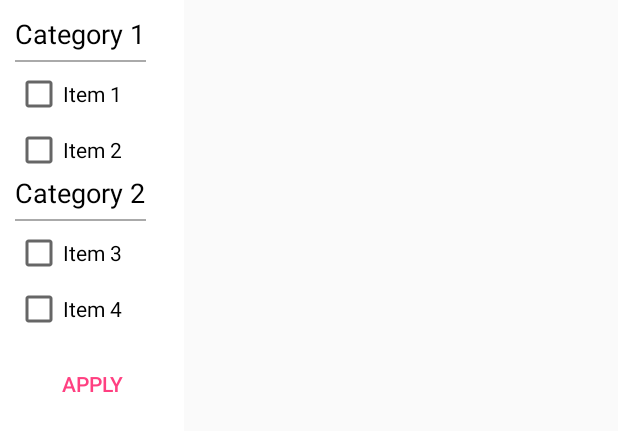
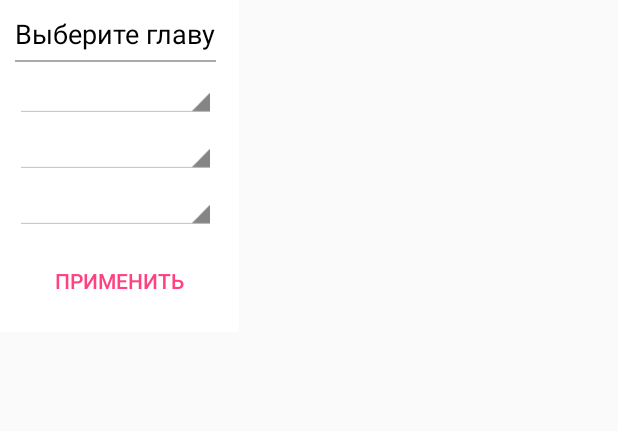
Before and after one commit to doktorov/Ekzeget, an Android app: the layout layout_custom_menu.xml on its own in the app's theme, with its tools: preview values and no code run, on a phone screen of 412 x 824 dp. Shown: the top 431 px of the screen. Run offline under Robolectric (Android 15) with nearby library versions, the phone set to English and light mode, and no system bars.

Commit message:
FABRevealMenu

```diff
--- a/app/src/main/AndroidManifest.xml
+++ b/app/src/main/AndroidManifest.xml
@@ -31,11 +31,6 @@
             android:name=".InterpretingActivity"
             android:label="@string/title_activity_interpreting"
             android:theme="@style/AppTheme.NoActionBar" />
-
-        <activity
-            android:name=".ScrollingActivity"
-            android:label="@string/title_activity_interpreting"
-            android:theme="@style/AppTheme.NoActionBar" />
     </application>
 
 </manifest>
--- a/app/src/main/java/ekzeget/ru/ekzeget/HomeActivity.java
+++ b/app/src/main/java/ekzeget/ru/ekzeget/HomeActivity.java
@@ -85,7 +85,7 @@ public class HomeActivity extends AppCompatActivity
         } else if (id == R.id.synopsis) {
 
         } else if (id == R.id.exegetes) {
-            Intent intent = new Intent(HomeActivity.this, ScrollingActivity.class);
+            Intent intent = new Intent(HomeActivity.this, InterpretingActivity.class);
             startActivity(intent);
         } else if (id == R.id.links_generator) {
 
--- a/app/src/main/res/layout/layout_custom_menu.xml
+++ b/app/src/main/res/layout/layout_custom_menu.xml
@@ -16,14 +16,13 @@
         <LinearLayout
             android:layout_width="wrap_content"
             android:layout_height="wrap_content"
-            android:layout_marginRight="10dp"
             android:layout_weight="1"
             android:orientation="vertical">
 
             <TextView
                 android:layout_width="wrap_content"
                 android:layout_height="wrap_content"
-                android:text="Category 1"
+                android:text="Выберите главу"
                 android:textAppearance="?android:textAppearanceMedium"
                 android:textColor="@color/colorBlack" />
 
@@ -33,56 +32,32 @@
                 android:layout_marginTop="5dp"
                 android:background="@android:color/darker_gray" />
 
-            <CheckBox
-                android:id="@+id/cb1"
+            <Spinner
+                android:id="@+id/books"
+                style="@android:style/Widget.Holo.Light.Spinner"
+                android:layout_marginTop="5dp"
                 android:layout_width="match_parent"
                 android:layout_height="wrap_content"
+                android:spinnerMode="dialog" />
+
+            <Spinner
+                android:id="@+id/chapters"
+                style="@android:style/Widget.Holo.Light.Spinner"
                 android:layout_marginTop="5dp"
-                android:text="Item 1" />
-
-            <CheckBox
-                android:id="@+id/cb2"
                 android:layout_width="match_parent"
                 android:layout_height="wrap_content"
+                android:spinnerMode="dialog" />
+
+            <Spinner
+                android:id="@+id/interpreting"
+                style="@android:style/Widget.Holo.Light.Spinner"
                 android:layout_marginTop="5dp"
-                android:text="Item 2" />
-        </LinearLayout>
-
-        <LinearLayout
-            android:layout_width="wrap_content"
-            android:layout_height="wrap_content"
-            android:layout_weight="1"
-            android:orientation="vertical">
-
-            <TextView
-                android:layout_width="wrap_content"
-                android:layout_height="wrap_content"
-                android:text="Category 2"
-                android:textAppearance="?android:textAppearanceMedium"
-                android:textColor="@color/colorBlack" />
-
-            <View
-                android:layout_width="match_parent"
-                android:layout_height="1dp"
-                android:layout_marginTop="5dp"
-                android:background="@android:color/darker_gray" />
-
-            <CheckBox
-                android:id="@+id/cb3"
                 android:layout_width="match_parent"
                 android:layout_height="wrap_content"
-                android:layout_marginTop="5dp"
-                android:text="Item 3" />
+                android:spinnerMode="dialog" />
 
-            <CheckBox
-                android:id="@+id/cb4"
-                android:layout_width="match_parent"
-                android:layout_height="wrap_content"
-                android:layout_marginTop="5dp"
-                android:text="Item 4" />
         </LinearLayout>
     </LinearLayout>
-
 
     <Button
         android:id="@+id/btnApply"
@@ -93,6 +68,6 @@
         android:layout_centerHorizontal="true"
         android:layout_gravity="center"
         android:layout_marginTop="10dp"
-        android:text="Apply" />
+        android:text="Применить" />
 
 </RelativeLayout>
--- a/app/src/main/res/values/strings.xml
+++ b/app/src/main/res/values/strings.xml
@@ -1,6 +1,6 @@
 <resources>
     <string name="app_name">Экзегет</string>
-    <string name="title_activity_home">HomeActivity</string>
+    <string name="title_activity_home">Экзегет</string>
 
     <string name="navigation_drawer_open">Open navigation drawer</string>
     <string name="navigation_drawer_close">Close navigation drawer</string>
@@ -16,7 +16,7 @@
     <string name="exegesis">Экзегеза</string>
     <string name="links_generator">Генератор ссылок</string>
     <string name="guest_book">Гостевая</string>
-    <string name="title_activity_interpreting">InterpretingActivity</string>
+    <string name="title_activity_interpreting">Толкования</string>
     <string name="large_text">
         "Material is the metaphor.\n\n"
 
```
Also changed, not shown: app/src/main/java/ekzeget/ru/ekzeget/InterpretingActivity.java (+134 -22 lines), app/src/main/java/ekzeget/ru/ekzeget/ScrollingActivity.java (deleted, +0 -87 lines), app/src/main/res/layout/activity_interpreting.xml (+12 -3 lines), app/src/main/res/layout/activity_scrolling.xml (deleted, +0 -55 lines), app/src/main/res/layout/content_scrolling.xml (added, +18 -0 lines).
